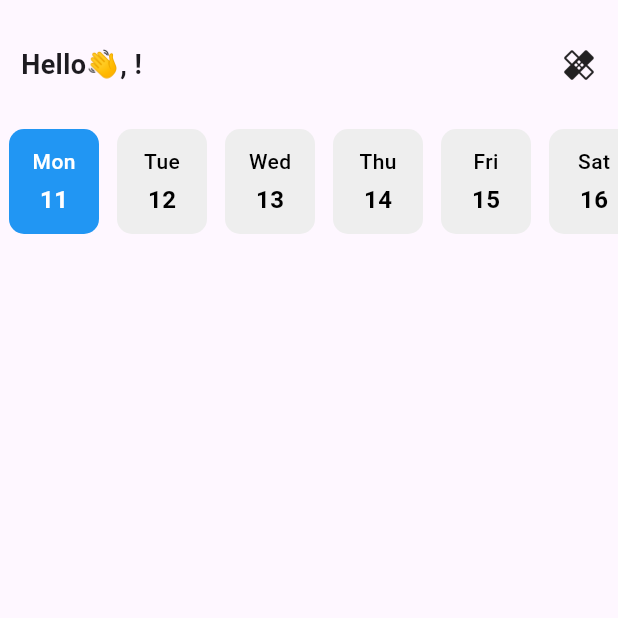
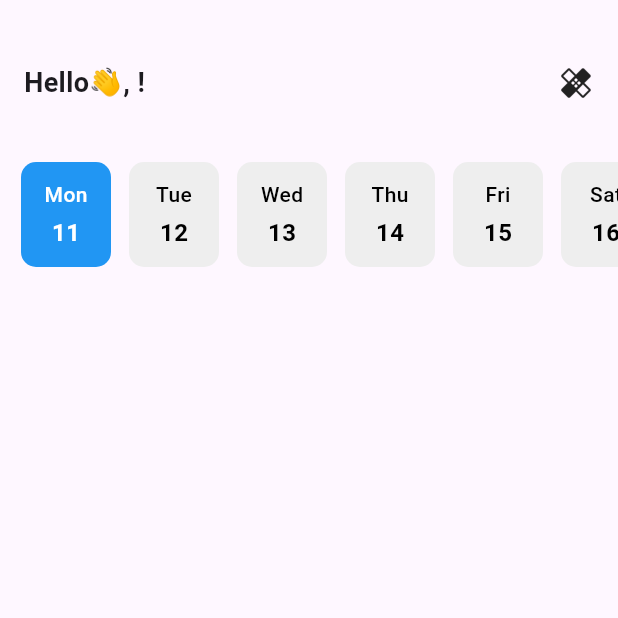
Before and after one commit to mohamedmostafarizk/Medcine_App, a Flutter app: the Homeview screen opened directly with empty values, on a phone screen of 412 x 824 dp, the top half of it. Run offline on Flutter 3.47's test engine with Material 3 defaults, Android fonts, the phone set to English and light mode, and no system bars; our stand-ins replace cloud_firestore, firebase_auth, firebase_core, google_sign_in; accounts and stored records are empty.

Commit message:
handle design of name in home pge

```diff
--- a/lib/Presentation/views/homeView.dart
+++ b/lib/Presentation/views/homeView.dart
@@ -45,9 +45,11 @@ class _HomeviewState extends State<Homeview> {
           children: [
             // Greeting Row
             Padding(
-              padding: const EdgeInsets.symmetric(
-                horizontal: 14.0,
-                vertical: 30,
+              padding: const EdgeInsets.only(
+                left: 16.0,
+                right: 16.0,
+                top: 42,
+                bottom: 40,
               ),
               child: Row(
                 children: [
@@ -68,6 +70,7 @@ class _HomeviewState extends State<Homeview> {
             SizedBox(
               height: 70,
               child: ListView.builder(
+                padding: const EdgeInsets.only(left: 8),
                 scrollDirection: Axis.horizontal,
                 itemCount: currentWeekDates.length,
                 itemBuilder: (context, index) {
```
